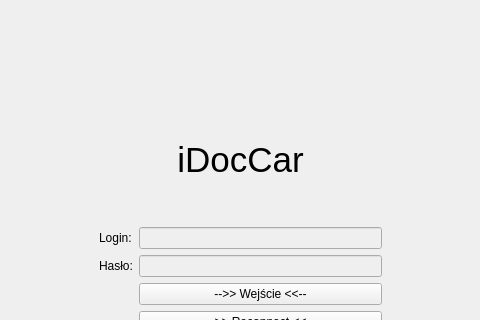
Qt form mainwindow.ui (Barto-Paja/iDocCar) before a commit; both pictures show x 155 to 635 and y 130 to 450 of the 786 by 719 pixel window.
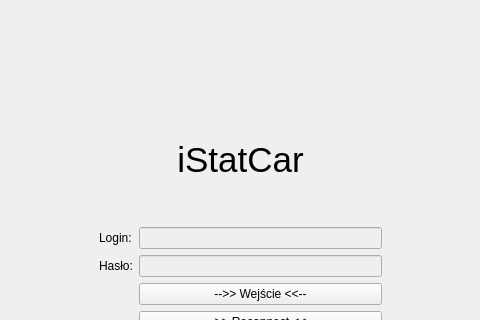
The same form after that commit. Icons and pictures are not drawn.

The edit to the form file:
```diff
--- a/mainwindow.ui
+++ b/mainwindow.ui
@@ -250,7 +250,7 @@
         </font>
        </property>
        <property name="text">
-        <string>iDocCar</string>
+        <string>iStatCar</string>
        </property>
        <property name="alignment">
         <set>Qt::AlignCenter</set>
```
Left out of the diff: 2 changed lines with no effect on the pictures.
